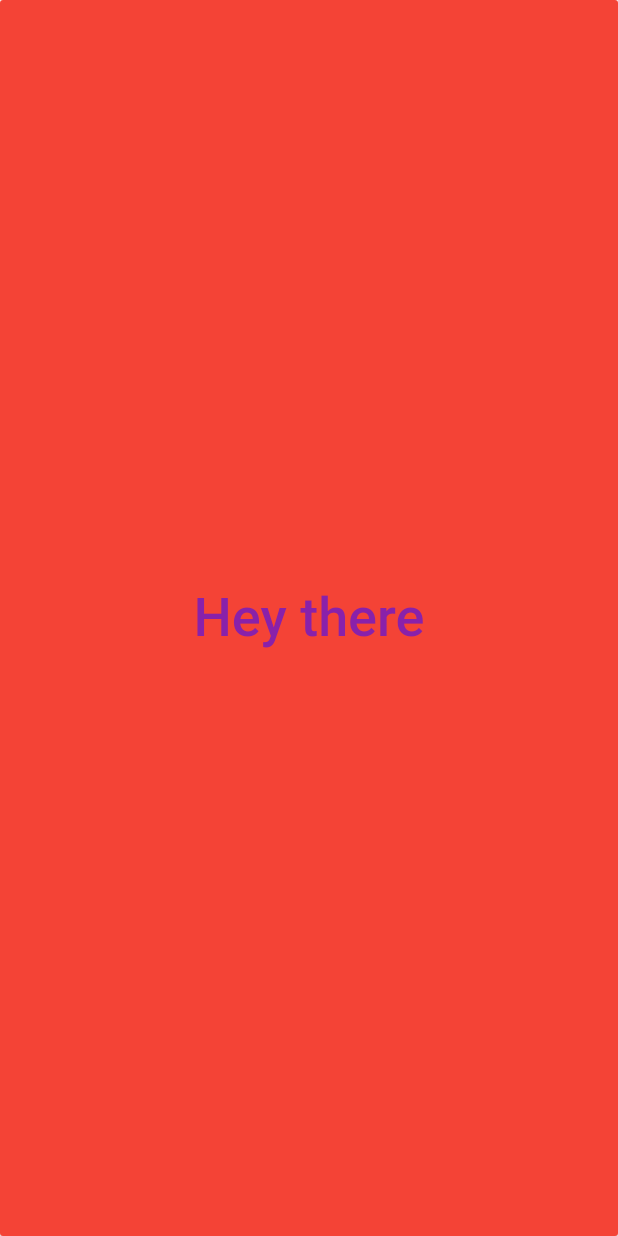
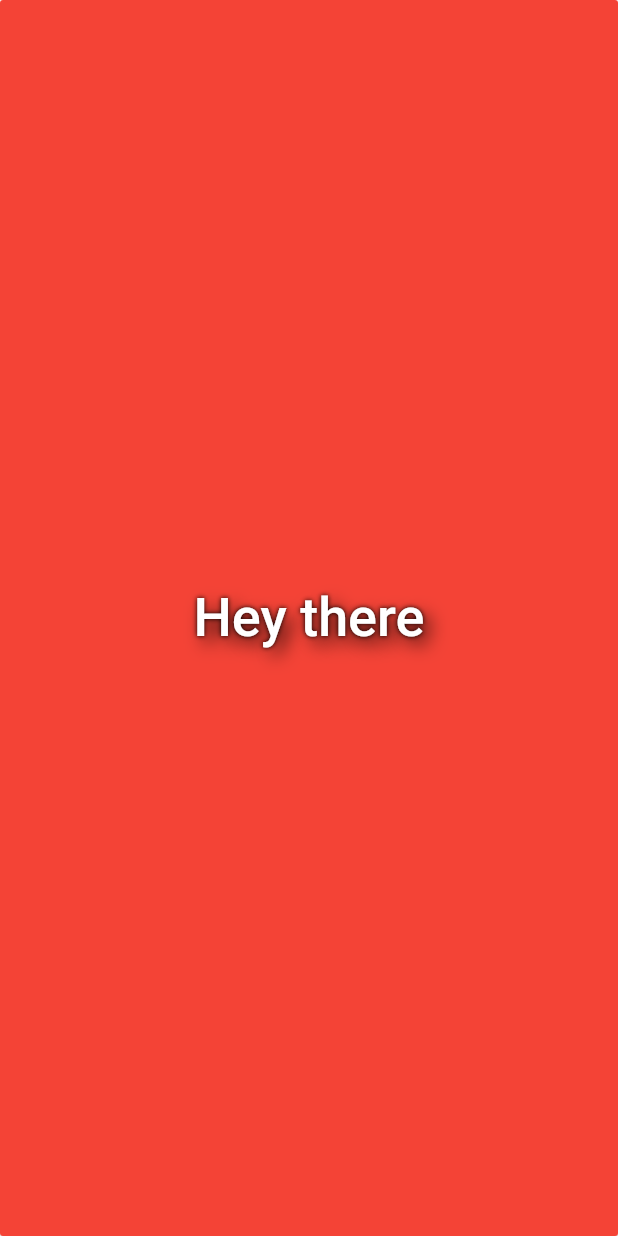
Before and after one commit to Zimenkov-Alexander/Click_and_color, a Flutter app: the screen it shows after launch, on a phone screen of 412 x 824 dp. Run offline on Flutter 3.47's test engine with Material 2 defaults, Android fonts, the phone set to English and light mode, and no system bars.

Commit message:
Сделал основное задание

```diff
--- a/lib/main.dart
+++ b/lib/main.dart
@@ -1,65 +1,5 @@
 import 'package:flutter/material.dart';
 import 'dart:math';
-
-// void main() => runApp(MyApp());
-
-// void main() {
-//   runApp(
-//     MaterialApp(
-//       home: MyApp(),
-//     ),
-//   );
-// }
-
-// /// This Widget is the main application widget.
-// class MyApp extends StatelessWidget {
-//   static const String _title = 'ClickAndColor';
-
-//   @override
-//   Widget build(BuildContext context) {
-//     return MaterialApp(
-//       title: _title,
-//       home: MyStatefulWidget(),
-//       debugShowCheckedModeBanner: false,
-//     );
-//   }
-// }
-
-// final Shader linearGradient = LinearGradient(
-//   colors: <Color>[Color(0xffDA44bb), Color(0xff8921aa)],
-// ).createShader(Rect.fromLTWH(0.0, 0.0, 200.0, 70.0));
-
-// class MyStatefulWidget extends StatefulWidget {
-//   // MyStatefulWidget({Key key}) : super(key: key);
-
-//   @override
-//   _MyStatefulWidgetState createState() => _MyStatefulWidgetState();
-// }
-
-// class _MyStatefulWidgetState extends State<MyStatefulWidget> {
-//   // int _count = 0;
-
-//   Widget build(BuildContext context) {
-//     return Scaffold(
-//       appBar: AppBar(
-//         title: const Text('Test Work. Zimenkov'),
-//       ),
-//       body: Center(
-//           child: Text(
-//         'Hey there',
-//         style: new TextStyle(
-//             fontSize: 36.0, foreground: Paint()..shader = linearGradient),
-//       )),
-
-//       backgroundColor: Colors.blue[500],
-//       // floatingActionButton: FloatingActionButton(
-//       // onPressed: () => setState(() => _count++),
-//       // tooltip: 'Increment Counter',
-//       // child: const Icon(Icons.add),
-//       // ),
-//     );
-//   }
-// }
 
 void main() {
   runApp(
@@ -74,18 +14,127 @@ class MyApp extends StatefulWidget {
   _MyAppState createState() => _MyAppState();
 }
 
-final Shader linearGradient = LinearGradient(
-  colors: <Color>[Color(0xffDA44bb), Color(0xff8921aa)],
-).createShader(Rect.fromLTWH(0.0, 100.0, 100.0, 670.0));
+class _MyAppState extends State<MyApp> {
+  List colorsArr = [
+    Colors.red,
+    Colors.red[50],
+    Colors.red[100],
+    Colors.red[200],
+    Colors.red[300],
+    Colors.red[400],
+    Colors.red[500],
+    Colors.red[600],
+    Colors.red[700],
+    Colors.red[800],
+    Colors.red[900],
+    Colors.green,
+    Colors.green[100],
+    Colors.green[200],
+    Colors.green[300],
+    Colors.green[400],
+    Colors.green[500],
+    Colors.green[600],
+    Colors.green[700],
+    Colors.green[800],
+    Colors.green[900],
+    Colors.yellow,
+    Colors.yellow[100],
+    Colors.yellow[200],
+    Colors.yellow[300],
+    Colors.yellow[400],
+    Colors.yellow[500],
+    Colors.yellow[600],
+    Colors.yellow[700],
+    Colors.yellow[800],
+    Colors.yellow[900],
+    Colors.pink[100],
+    Colors.pink[200],
+    Colors.pink[300],
+    Colors.pink[400],
+    Colors.pink[500],
+    Colors.pink[600],
+    Colors.pink[700],
+    Colors.pink[800],
+    Colors.pink[900],
+    Colors.orange[100],
+    Colors.orange[200],
+    Colors.orange[300],
+    Colors.orange[400],
+    Colors.orange[500],
+    Colors.orange[600],
+    Colors.orange[700],
+    Colors.orange[800],
+    Colors.orange[900],
+    Colors.lime[100],
+    Colors.lime[200],
+    Colors.lime[300],
+    Colors.lime[400],
+    Colors.lime[500],
+    Colors.lime[600],
+    Colors.lime[700],
+    Colors.lime[800],
+    Colors.lime[900],
+    Colors.lightGreen[100],
+    Colors.lightGreen[200],
+    Colors.lightGreen[300],
+    Colors.lightGreen[400],
+    Colors.lightGreen[500],
+    Colors.lightGreen[600],
+    Colors.lightGreen[700],
+    Colors.lightGreen[800],
+    Colors.lightGreen[900],
+    Colors.teal[100],
+    Colors.teal[200],
+    Colors.teal[300],
+    Colors.teal[400],
+    Colors.teal[500],
+    Colors.teal[600],
+    Colors.teal[700],
+    Colors.teal[800],
+    Colors.teal[900],
+    Colors.cyan[100],
+    Colors.cyan[200],
+    Colors.cyan[300],
+    Colors.cyan[400],
+    Colors.cyan[500],
+    Colors.cyan[600],
+    Colors.cyan[700],
+    Colors.cyan[800],
+    Colors.cyan[900],
+    Colors.blue[100],
+    Colors.blue[200],
+    Colors.blue[300],
+    Colors.blue[400],
+    Colors.blue[500],
+    Colors.blue[600],
+    Colors.blue[700],
+    Colors.blue[800],
+    Colors.blue[900],
+    Colors.purple[100],
+    Colors.purple[200],
+    Colors.purple[300],
+    Colors.purple[400],
+    Colors.purple[500],
+    Colors.purple[600],
+    Colors.purple[700],
+    Colors.purple[800],
+    Colors.purple[900],
+    Colors.deepPurple[100],
+    Colors.deepPurple[200],
+    Colors.deepPurple[300],
+    Colors.deepPurple[400],
+    Colors.deepPurple[500],
+    Colors.deepPurple[600],
+    Colors.deepPurple[700],
+    Colors.deepPurple[800],
+    Colors.deepPurple[900],
+  ];
 
-class _MyAppState extends State<MyApp> {
-  List colors = [Colors.red, Colors.green, Colors.yellow];
   Random random = new Random();
-
   int index = 0;
 
   void changeIndex() {
-    setState(() => index = random.nextInt(3));
+    setState(() => index = random.nextInt(colorsArr.length - 1));
   }
 
   @override
@@ -98,9 +147,23 @@ class _MyAppState extends State<MyApp> {
         child: Text(
           'Hey there',
           style: new TextStyle(
-              fontSize: 36.0, foreground: Paint()..shader = linearGradient),
+            color: Colors.white,
+            fontSize: 36.0,
+            shadows: <Shadow>[
+              Shadow(
+                offset: Offset(0.0, 0.0),
+                blurRadius: 4.0,
+                color: Color.fromARGB(255, 0, 0, 0),
+              ),
+              Shadow(
+                offset: Offset(5.0, 5.0),
+                blurRadius: 15.0,
+                color: Color.fromARGB(200, 0, 0, 0),
+              ),
+            ],
+          ),
         ),
-        color: colors[index],
+        color: colorsArr[index],
       ),
     );
   }
```
Also changed, not shown: lib/functions_random.dart (deleted, +0 -9 lines).
